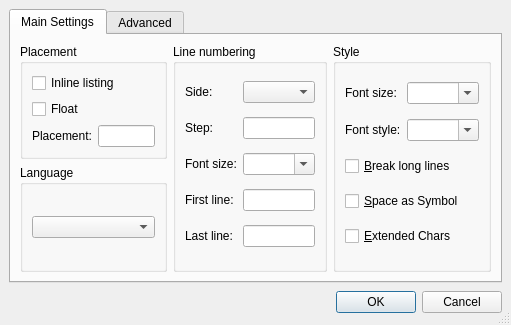
cburschka/lyx, file src/frontends/qt4/ui/ListingsUi.ui: the form before one commit.
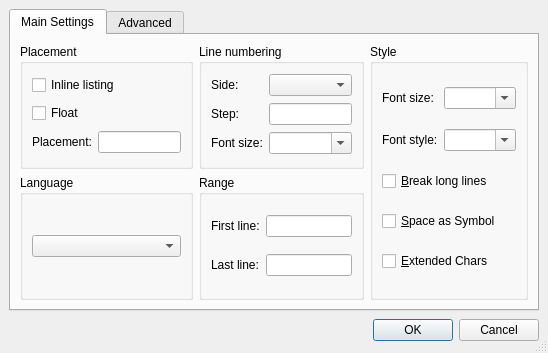
The form after the commit.

Commit message: InsetListings: separate first and last lines to a separate group box called range, fix bug 3628

Patch:
```diff
--- a/src/frontends/qt4/ui/ListingsUi.ui
+++ b/src/frontends/qt4/ui/ListingsUi.ui
@@ -8,8 +8,8 @@
    <rect>
     <x>0</x>
     <y>0</y>
-    <width>511</width>
-    <height>325</height>
+    <width>548</width>
+    <height>353</height>
    </rect>
   </property>
   <property name="windowTitle" >
@@ -18,14 +18,14 @@
   <property name="sizeGripEnabled" >
    <bool>true</bool>
   </property>
-  <layout class="QGridLayout" >
+  <layout class="QVBoxLayout" >
    <property name="margin" >
     <number>9</number>
    </property>
    <property name="spacing" >
     <number>6</number>
    </property>
-   <item row="0" column="0" >
+   <item>
     <widget class="QTabWidget" name="listingsTW" >
      <property name="currentIndex" >
       <number>0</number>
@@ -34,6 +34,34 @@
       <attribute name="title" >
        <string>Main Settings</string>
       </attribute>
+      <layout class="QVBoxLayout" >
+       <property name="margin" >
+        <number>9</number>
+       </property>
+       <property name="spacing" >
+        <number>6</number>
+       </property>
+       <item>
+        <layout class="QHBoxLayout" >
+         <property name="margin" >
+          <number>0</number>
+         </property>
+         <property name="spacing" >
+          <number>6</number>
+         </property>
+         <item>
+          <layout class="QVBoxLayout" >
+           <property name="margin" >
+            <number>0</number>
+           </property>
+           <property name="spacing" >
+            <number>6</number>
+           </property>
+           <item>
+            <widget class="QGroupBox" name="placementGB" >
+             <property name="title" >
+              <string>Placement</string>
+             </property>
       <layout class="QGridLayout" >
        <property name="margin" >
         <number>9</number>
@@ -41,7 +69,225 @@
        <property name="spacing" >
         <number>6</number>
        </property>
-       <item rowspan="2" row="0" column="2" >
+              <item row="2" column="1" >
+               <widget class="QLineEdit" name="placementLE" />
+              </item>
+              <item row="2" column="0" >
+               <widget class="QLabel" name="captionL_5" >
+                <property name="text" >
+                 <string>Placement:</string>
+                </property>
+                <property name="wordWrap" >
+                 <bool>false</bool>
+                </property>
+               </widget>
+              </item>
+              <item row="1" column="0" colspan="2" >
+               <widget class="QCheckBox" name="floatCB" >
+                <property name="text" >
+                 <string>Float</string>
+                </property>
+               </widget>
+              </item>
+              <item row="0" column="0" colspan="2" >
+               <widget class="QCheckBox" name="inlineCB" >
+                <property name="text" >
+                 <string>Inline listing</string>
+                </property>
+               </widget>
+              </item>
+             </layout>
+            </widget>
+           </item>
+           <item>
+            <widget class="QGroupBox" name="languageGB" >
+             <property name="title" >
+              <string>Language</string>
+             </property>
+             <layout class="QGridLayout" >
+              <property name="margin" >
+               <number>9</number>
+              </property>
+              <property name="spacing" >
+               <number>6</number>
+              </property>
+              <item row="0" column="0" >
+               <widget class="QComboBox" name="languageCO" />
+              </item>
+             </layout>
+            </widget>
+           </item>
+          </layout>
+         </item>
+         <item>
+          <layout class="QVBoxLayout" >
+           <property name="margin" >
+            <number>0</number>
+           </property>
+           <property name="spacing" >
+            <number>6</number>
+           </property>
+           <item>
+            <widget class="QGroupBox" name="numberstyleGB" >
+             <property name="title" >
+              <string>Line numbering</string>
+             </property>
+             <layout class="QGridLayout" >
+              <property name="margin" >
+               <number>9</number>
+              </property>
+              <property name="spacing" >
+               <number>6</number>
+              </property>
+              <item row="0" column="0" >
+               <widget class="QLabel" name="label" >
+                <property name="text" >
+                 <string>Side: </string>
+                </property>
+               </widget>
+              </item>
+              <item row="1" column="1" >
+               <widget class="QLineEdit" name="numberStepLE" >
+                <property name="toolTip" >
+                 <string>Differenz between two numbered lines</string>
+                </property>
+                <property name="text" >
+                 <string/>
+                </property>
+                <property name="alignment" >
+                 <set>Qt::AlignLeading</set>
+                </property>
+               </widget>
+              </item>
+              <item row="1" column="0" >
+               <widget class="QLabel" name="stepnumberL" >
+                <property name="toolTip" >
+                 <string>File name of image</string>
+                </property>
+                <property name="text" >
+                 <string>Step:</string>
+                </property>
+                <property name="wordWrap" >
+                 <bool>false</bool>
+                </property>
+                <property name="buddy" >
+                 <cstring>numberStepLE</cstring>
+                </property>
+               </widget>
+              </item>
+              <item row="2" column="0" >
+               <widget class="QLabel" name="numberfontsizeL" >
+                <property name="text" >
+                 <string>Font size:</string>
+                </property>
+                <property name="wordWrap" >
+                 <bool>false</bool>
+                </property>
+                <property name="buddy" >
+                 <cstring>numberFontSizeCO</cstring>
+                </property>
+               </widget>
+              </item>
+              <item row="2" column="1" >
+               <widget class="QComboBox" name="numberFontSizeCO" >
+                <property name="sizePolicy" >
+                 <sizepolicy>
+                  <hsizetype>7</hsizetype>
+                  <vsizetype>0</vsizetype>
+                  <horstretch>0</horstretch>
+                  <verstretch>0</verstretch>
+                 </sizepolicy>
+                </property>
+                <property name="toolTip" >
+                 <string>Choose the Font Size</string>
+                </property>
+                <property name="editable" >
+                 <bool>true</bool>
+                </property>
+                <property name="autoCompletion" >
+                 <bool>true</bool>
+                </property>
+                <property name="duplicatesEnabled" >
+                 <bool>false</bool>
+                </property>
+               </widget>
+              </item>
+              <item row="0" column="1" >
+               <widget class="QComboBox" name="numberSideCO" />
+              </item>
+             </layout>
+            </widget>
+           </item>
+           <item>
+            <widget class="QGroupBox" name="rangeGB" >
+             <property name="title" >
+              <string>Range</string>
+             </property>
+             <layout class="QGridLayout" >
+              <property name="margin" >
+               <number>9</number>
+              </property>
+              <property name="spacing" >
+               <number>6</number>
+              </property>
+              <item row="0" column="0" >
+               <widget class="QLabel" name="numberfontsizeL_3" >
+                <property name="text" >
+                 <string>First line:</string>
+                </property>
+                <property name="wordWrap" >
+                 <bool>false</bool>
+                </property>
+                <property name="buddy" >
+                 <cstring>numberFontSizeCO</cstring>
+                </property>
+               </widget>
+              </item>
+              <item row="0" column="1" >
+               <widget class="QLineEdit" name="firstlineLE" >
+                <property name="toolTip" >
+                 <string>Differenz between two numbered lines</string>
+                </property>
+                <property name="text" >
+                 <string/>
+                </property>
+                <property name="alignment" >
+                 <set>Qt::AlignLeading</set>
+                </property>
+               </widget>
+              </item>
+              <item row="1" column="1" >
+               <widget class="QLineEdit" name="lastlineLE" >
+                <property name="toolTip" >
+                 <string>Differenz between two numbered lines</string>
+                </property>
+                <property name="text" >
+                 <string/>
+                </property>
+                <property name="alignment" >
+                 <set>Qt::AlignLeading</set>
+                </property>
+               </widget>
+              </item>
+              <item row="1" column="0" >
+               <widget class="QLabel" name="numberfontsizeL_2" >
+                <property name="text" >
+                 <string>Last line:</string>
+                </property>
+                <property name="wordWrap" >
+                 <bool>false</bool>
+                </property>
+                <property name="buddy" >
+                 <cstring>numberFontSizeCO</cstring>
+                </property>
+               </widget>
+              </item>
+             </layout>
+            </widget>
+           </item>
+          </layout>
+         </item>
+         <item>
         <widget class="QGroupBox" name="basicstyleGB" >
          <property name="title" >
           <string>Style</string>
@@ -172,208 +418,7 @@
          </layout>
         </widget>
        </item>
-       <item row="1" column="0" >
-        <widget class="QGroupBox" name="groupBox" >
-         <property name="title" >
-          <string>Language</string>
-         </property>
-         <layout class="QGridLayout" >
-          <property name="margin" >
-           <number>9</number>
-          </property>
-          <property name="spacing" >
-           <number>6</number>
-          </property>
-          <item row="0" column="0" >
-           <widget class="QComboBox" name="languageCO" />
-          </item>
-         </layout>
-        </widget>
-       </item>
-       <item row="0" column="0" >
-        <widget class="QGroupBox" name="groupBox_2" >
-         <property name="title" >
-          <string>Placement</string>
-         </property>
-         <layout class="QGridLayout" >
-          <property name="margin" >
-           <number>9</number>
-          </property>
-          <property name="spacing" >
-           <number>6</number>
-          </property>
-          <item row="2" column="1" >
-           <widget class="QLineEdit" name="placementLE" />
-          </item>
-          <item row="2" column="0" >
-           <widget class="QLabel" name="captionL_5" >
-            <property name="text" >
-             <string>Placement:</string>
-            </property>
-            <property name="wordWrap" >
-             <bool>false</bool>
-            </property>
-           </widget>
-          </item>
-          <item row="1" column="0" colspan="2" >
-           <widget class="QCheckBox" name="floatCB" >
-            <property name="text" >
-             <string>Float</string>
-            </property>
-           </widget>
-          </item>
-          <item row="0" column="0" colspan="2" >
-           <widget class="QCheckBox" name="inlineCB" >
-            <property name="text" >
-             <string>Inline listing</string>
-            </property>
-           </widget>
-          </item>
-         </layout>
-        </widget>
-       </item>
-       <item rowspan="2" row="0" column="1" >
-        <widget class="QGroupBox" name="numberstyleGB" >
-         <property name="title" >
-          <string>Line numbering</string>
-         </property>
-         <layout class="QGridLayout" >
-          <property name="margin" >
-           <number>9</number>
-          </property>
-          <property name="spacing" >
-           <number>6</number>
-          </property>
-          <item row="4" column="0" >
-           <widget class="QLabel" name="numberfontsizeL_2" >
-            <property name="text" >
-             <string>Last line:</string>
-            </property>
-            <property name="wordWrap" >
-             <bool>false</bool>
-            </property>
-            <property name="buddy" >
-             <cstring>numberFontSizeCO</cstring>
-            </property>
-           </widget>
-          </item>
-          <item row="3" column="0" >
-           <widget class="QLabel" name="numberfontsizeL_3" >
-            <property name="text" >
-             <string>First line:</string>
-            </property>
-            <property name="wordWrap" >
-             <bool>false</bool>
-            </property>
-            <property name="buddy" >
-             <cstring>numberFontSizeCO</cstring>
-            </property>
-           </widget>
-          </item>
-          <item row="0" column="0" >
-           <widget class="QLabel" name="label" >
-            <property name="text" >
-             <string>Side: </string>
-            </property>
-           </widget>
-          </item>
-          <item row="0" column="1" >
-           <widget class="QComboBox" name="numberSideCO" />
-          </item>
-          <item row="2" column="1" >
-           <widget class="QComboBox" name="numberFontSizeCO" >
-            <property name="sizePolicy" >
-             <sizepolicy>
-              <hsizetype>7</hsizetype>
-              <vsizetype>0</vsizetype>
-              <horstretch>0</horstretch>
-              <verstretch>0</verstretch>
-             </sizepolicy>
-            </property>
-            <property name="toolTip" >
-             <string>Choose the Font Size</string>
-            </property>
-            <property name="editable" >
-             <bool>true</bool>
-            </property>
-            <property name="autoCompletion" >
-             <bool>true</bool>
-            </property>
-            <property name="duplicatesEnabled" >
-             <bool>false</bool>
-            </property>
-           </widget>
-          </item>
-          <item row="2" column="0" >
-           <widget class="QLabel" name="numberfontsizeL" >
-            <property name="text" >
-             <string>Font size:</string>
-            </property>
-            <property name="wordWrap" >
-             <bool>false</bool>
-            </property>
-            <property name="buddy" >
-             <cstring>numberFontSizeCO</cstring>
-            </property>
-           </widget>
-          </item>
-          <item row="1" column="0" >
-           <widget class="QLabel" name="stepnumberL" >
-            <property name="toolTip" >
-             <string>File name of image</string>
-            </property>
-            <property name="text" >
-             <string>Step:</string>
-            </property>
-            <property name="wordWrap" >
-             <bool>false</bool>
-            </property>
-            <property name="buddy" >
-             <cstring>numberStepLE</cstring>
-            </property>
-           </widget>
-          </item>
-          <item row="1" column="1" >
-           <widget class="QLineEdit" name="numberStepLE" >
-            <property name="toolTip" >
-             <string>Differenz between two numbered lines</string>
-            </property>
-            <property name="text" >
-             <string/>
-            </property>
-            <property name="alignment" >
-             <set>Qt::AlignLeading</set>
-            </property>
-           </widget>
-          </item>
-          <item row="3" column="1" >
-           <widget class="QLineEdit" name="firstlineLE" >
-            <property name="toolTip" >
-             <string>Differenz between two numbered lines</string>
-            </property>
-            <property name="text" >
-             <string/>
-            </property>
-            <property name="alignment" >
-             <set>Qt::AlignLeading</set>
-            </property>
-           </widget>
-          </item>
-          <item row="4" column="1" >
-           <widget class="QLineEdit" name="lastlineLE" >
-            <property name="toolTip" >
-             <string>Differenz between two numbered lines</string>
-            </property>
-            <property name="text" >
-             <string/>
-            </property>
-            <property name="alignment" >
-             <set>Qt::AlignLeading</set>
-            </property>
-           </widget>
-          </item>
-         </layout>
-        </widget>
+        </layout>
        </item>
       </layout>
      </widget>
@@ -449,7 +494,7 @@
      </widget>
     </widget>
    </item>
-   <item row="1" column="0" >
+   <item>
     <layout class="QHBoxLayout" >
      <property name="margin" >
       <number>0</number>
```
Lines whose indentation alone changed are shown as unchanged.
